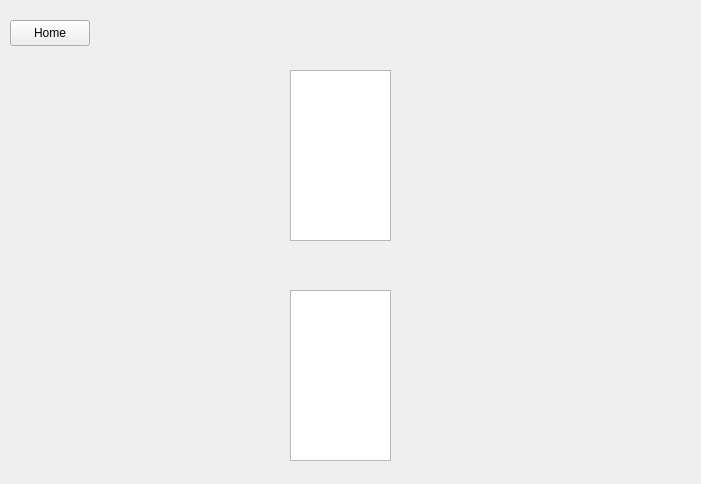
Qt form Documents/SalesWidget.ui (Hamilton-Davis/Inventory-Intro-to-Software-Dev) before a commit.
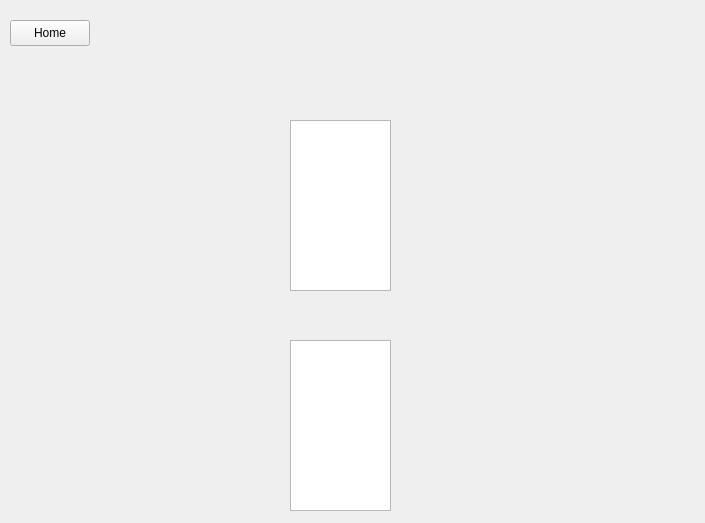
The same form after that commit. Icons and pictures are not drawn. Custom widgets are drawn as their Qt base class.

Commit message: Updated sales screen and renamed modules to match Python conventions

The edit to the form file:
```diff
--- a/Documents/SalesWidget.ui
+++ b/Documents/SalesWidget.ui
@@ -6,8 +6,8 @@
    <rect>
     <x>0</x>
     <y>0</y>
-    <width>701</width>
-    <height>484</height>
+    <width>705</width>
+    <height>523</height>
    </rect>
   </property>
   <property name="windowTitle">
@@ -19,7 +19,7 @@
      <x>470</x>
      <y>10</y>
      <width>221</width>
-     <height>241</height>
+     <height>291</height>
     </rect>
    </property>
   </widget>
@@ -44,7 +44,7 @@
    <property name="geometry">
     <rect>
      <x>10</x>
-     <y>70</y>
+     <y>110</y>
      <width>271</width>
      <height>181</height>
     </rect>
@@ -54,7 +54,7 @@
    <property name="geometry">
     <rect>
      <x>290</x>
-     <y>70</y>
+     <y>120</y>
      <width>101</width>
      <height>171</height>
     </rect>
@@ -64,7 +64,7 @@
    <property name="geometry">
     <rect>
      <x>10</x>
-     <y>290</y>
+     <y>330</y>
      <width>271</width>
      <height>181</height>
     </rect>
@@ -74,7 +74,7 @@
    <property name="geometry">
     <rect>
      <x>290</x>
-     <y>290</y>
+     <y>340</y>
      <width>101</width>
      <height>171</height>
     </rect>
@@ -84,7 +84,7 @@
    <property name="geometry">
     <rect>
      <x>420</x>
-     <y>290</y>
+     <y>330</y>
      <width>271</width>
      <height>181</height>
     </rect>
```
Left out of the diff: 2 changed lines with no effect on the pictures. The commit also changes 10 other files.
